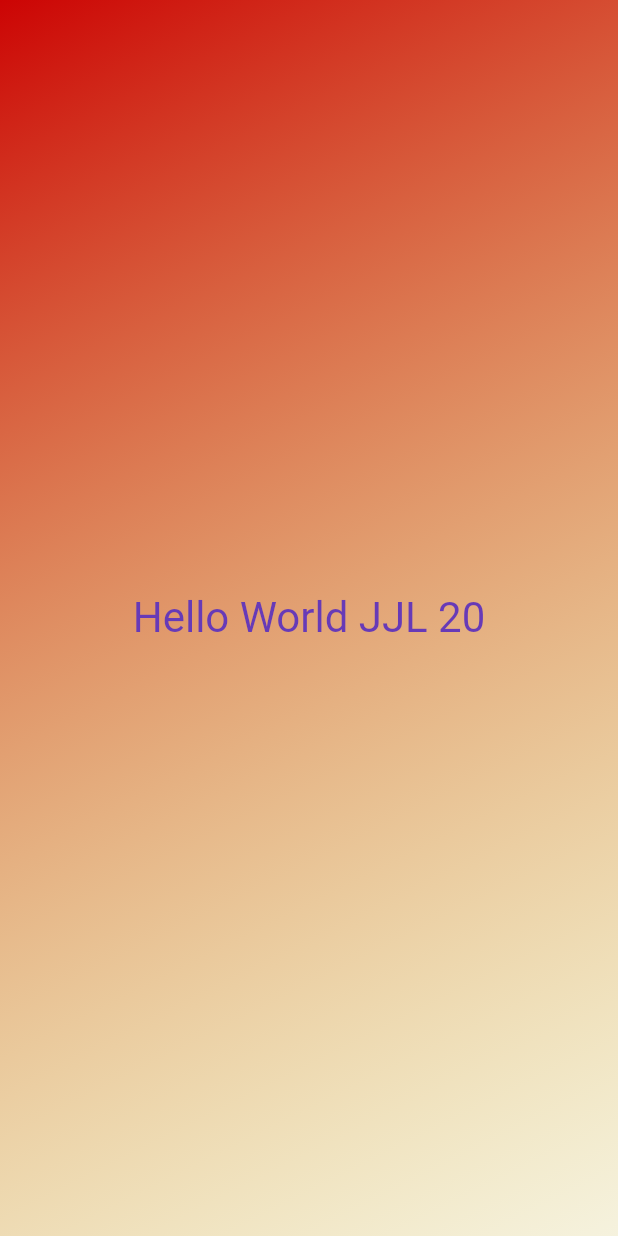
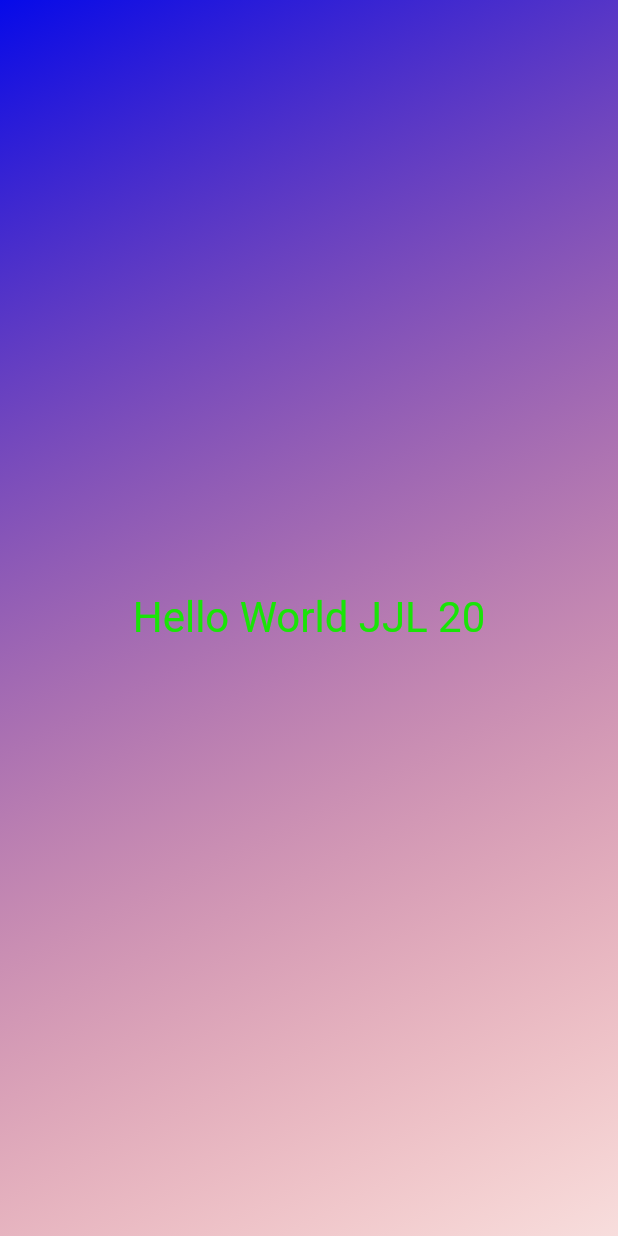
Before and after one commit to johnlillie/UDemy-Flutter, a Flutter app: the screen it shows after launch, on a phone screen of 412 x 824 dp. Run offline on Flutter 3.47's test engine with Material 2 defaults, Android fonts, the phone set to English and light mode, and no system bars.

Commit message:
images added

```diff
--- /dev/null
+++ b/lib/gradient_container.dart
@@ -0,0 +1,24 @@
+import 'package:flutter/material.dart';
+import 'package:thirdapp/styled_text.dart';
+
+class GradientContainer extends StatelessWidget {
+  const GradientContainer({super.key});
+  // initial code
+
+  @override
+  Widget build(context) {
+    return Container(
+      decoration: const BoxDecoration(
+        gradient: LinearGradient(
+          colors: [
+            Color.fromARGB(255, 6, 10, 233),
+            Color.fromARGB(31, 228, 16, 9),
+          ],
+          begin: Alignment.topLeft,
+          end: Alignment.bottomRight,
+        ),
+      ),
+      child: const Center(child: StyledText()),
+    );
+  }
+}
--- /dev/null
+++ b/lib/styled_text.dart
@@ -0,0 +1,16 @@
+import "package:flutter/material.dart";
+
+class StyledText extends StatelessWidget {
+  const StyledText({super.key});
+
+  @override
+  Widget build(context) {
+    return const Text(
+      'Hello World JJL 20',
+      style: TextStyle(
+        color: Color.fromARGB(255, 25, 228, 7),
+        fontSize: 28,
+      ),
+    );
+  }
+}
```
Also changed, not shown: lib/main.dart (+3 -20 lines), 1 other file.
